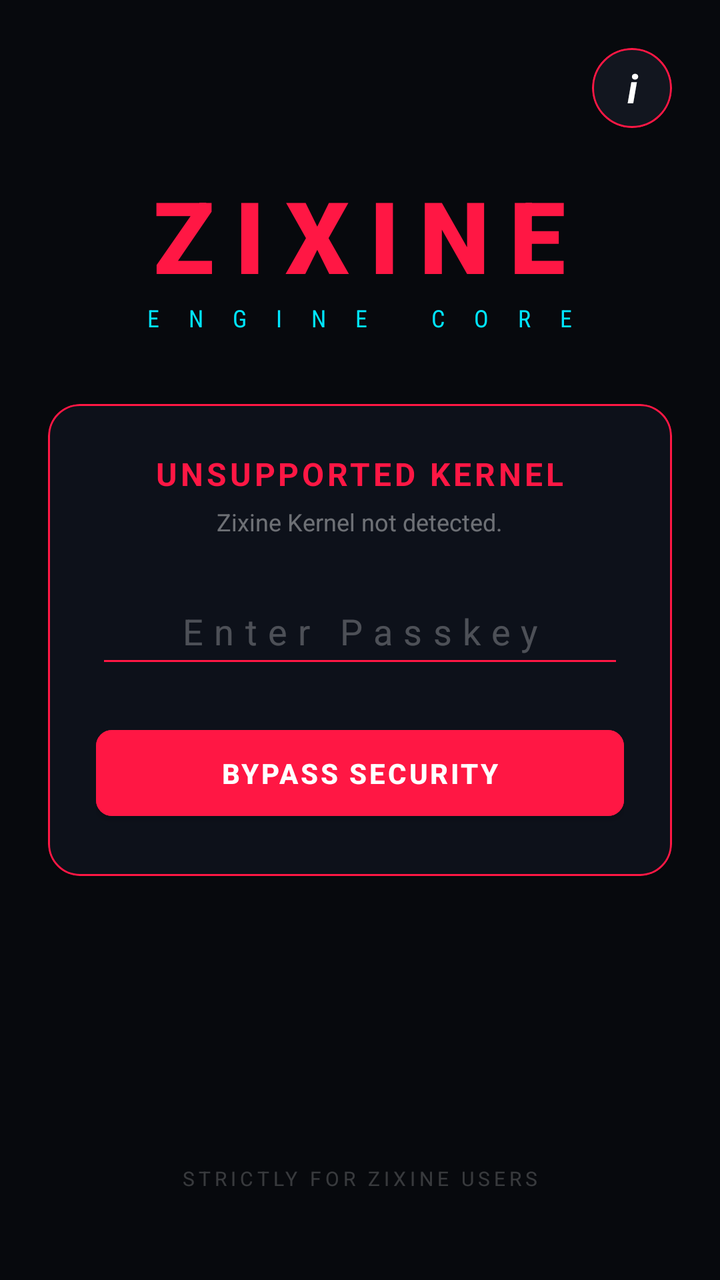
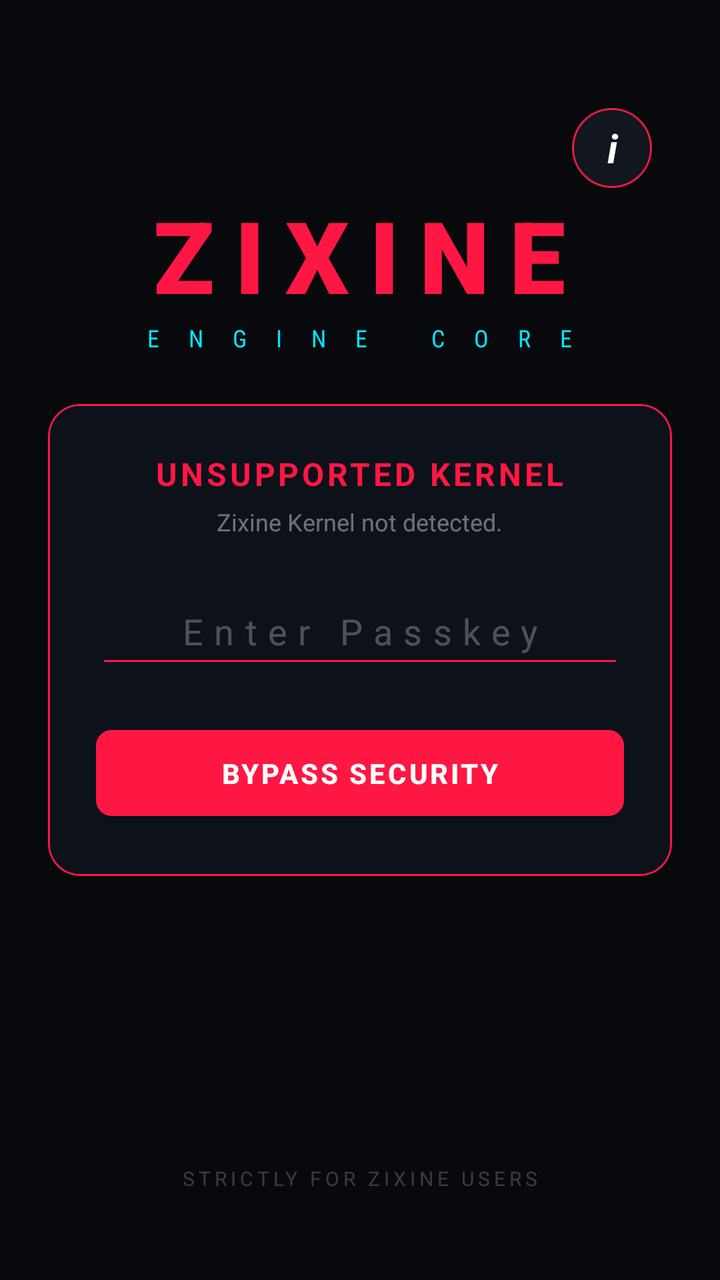

Two renders of the same Android screen: before a commit and after it. Below are the layout's source before the change and the commit's diff.
<!-- AndroidManifest.xml: application theme Theme.MaterialComponents.DayNight.NoActionBar -->
<!-- res/layout/activity_main.xml -->
<?xml version="1.0" encoding="utf-8"?>
<RelativeLayout xmlns:android="http://schemas.android.com/apk/res/android"
    xmlns:app="http://schemas.android.com/apk/res-auto"
    android:layout_width="match_parent"
    android:layout_height="match_parent"
    android:background="#07090D"
    android:padding="24dp">

    <com.google.android.material.card.MaterialCardView
        android:id="@+id/btn_info"
        android:layout_width="40dp"
        android:layout_height="40dp"
        android:layout_alignParentTop="true"
        android:layout_alignParentEnd="true"
        android:clickable="true"
        android:focusable="true"
        app:cardBackgroundColor="#12161F"
        app:cardCornerRadius="20dp"
        app:strokeColor="#FF1744"
        app:strokeWidth="1dp">
        <TextView
            android:layout_width="match_parent"
            android:layout_height="match_parent"
            android:text="i"
            android:textColor="#FFFFFF"
            android:textSize="20sp"
            android:textStyle="bold|italic"
            android:gravity="center"/>
    </com.google.android.material.card.MaterialCardView>

    <LinearLayout
        android:id="@+id/header"
        android:layout_width="wrap_content"
        android:layout_height="wrap_content"
        android:layout_centerHorizontal="true"
        android:layout_marginTop="60dp"
        android:gravity="center"
        android:orientation="vertical">
        <TextView
            android:layout_width="wrap_content"
            android:layout_height="wrap_content"
            android:text="ZIXINE"
            android:textColor="#FF1744"
            android:textSize="50sp"
            android:fontFamily="sans-serif-black"
            android:letterSpacing="0.2" />
        <TextView
            android:layout_width="wrap_content"
            android:layout_height="wrap_content"
            android:text="E N G I N E   C O R E"
            android:textColor="#00E5FF"
            android:textSize="12sp"
            android:letterSpacing="0.5"
            android:fontFamily="sans-serif-condensed" />
    </LinearLayout>

    <LinearLayout
        android:id="@+id/layout_verified"
        android:layout_width="match_parent"
        android:layout_height="wrap_content"
        android:layout_centerInParent="true"
        android:gravity="center"
        android:orientation="vertical"
        android:visibility="gone">
        <TextView
            android:layout_width="wrap_content"
            android:layout_height="wrap_content"
            android:text="SYSTEM VERIFIED"
            android:textColor="#00E5FF"
            android:textSize="20sp"
            android:textStyle="bold"
            android:letterSpacing="0.1"/>
        <TextView
            android:layout_width="wrap_content"
            android:layout_height="wrap_content"
            android:layout_marginTop="10dp"
            android:text="Close this app and use Quick Settings (Status Bar) to control Zixine Engine."
            android:textColor="#88FFFFFF"
            android:textSize="14sp"
            android:gravity="center"
            android:paddingHorizontal="30dp"/>
    </LinearLayout>

    <com.google.android.material.card.MaterialCardView
        android:id="@+id/layout_locked"
        android:layout_width="match_parent"
        android:layout_height="wrap_content"
        android:layout_centerInParent="true"
        app:cardBackgroundColor="#0D111A"
        app:cardCornerRadius="16dp"
        app:strokeColor="#FF1744"
        app:strokeWidth="1dp"
        android:elevation="10dp">
        <LinearLayout
            android:layout_width="match_parent"
            android:layout_height="wrap_content"
            android:orientation="vertical"
            android:padding="24dp"
            android:gravity="center">
            <TextView
                android:layout_width="wrap_content"
                android:layout_height="wrap_content"
                android:text="UNSUPPORTED KERNEL"
                android:textColor="#FF1744"
                android:textSize="16sp"
                android:textStyle="bold"
                android:letterSpacing="0.1"/>
            <TextView
                android:layout_width="wrap_content"
                android:layout_height="wrap_content"
                android:layout_marginTop="5dp"
                android:text="Zixine Kernel not detected."
                android:textColor="#66FFFFFF"
                android:textSize="12sp" />
            
            <EditText
                android:id="@+id/input_code"
                android:layout_width="match_parent"
                android:layout_height="50dp"
                android:layout_marginTop="20dp"
                android:hint="Enter Passkey"
                android:textColorHint="#44FFFFFF"
                android:textColor="#FFFFFF"
                android:inputType="numberPassword"
                android:gravity="center"
                android:backgroundTint="#FF1744"
                android:textSize="18sp"
                android:letterSpacing="0.3"/>
                
            <Button
                android:id="@+id/btn_unlock"
                android:layout_width="match_parent"
                android:layout_height="55dp"
                android:layout_marginTop="20dp"
                android:text="BYPASS SECURITY"
                android:textColor="#FFFFFF"
                android:textStyle="bold"
                android:backgroundTint="#FF1744"
                app:cornerRadius="8dp"/>
        </LinearLayout>
    </com.google.android.material.card.MaterialCardView>

    <TextView
        android:layout_width="match_parent"
        android:layout_height="wrap_content"
        android:layout_alignParentBottom="true"
        android:layout_marginBottom="20dp"
        android:text="STRICTLY FOR ZIXINE USERS"
        android:textColor="#33FFFFFF"
        android:textSize="10sp"
        android:gravity="center"
        android:letterSpacing="0.2"/>

</RelativeLayout>
<!-- resources referenced by this layout -->
<resources>

</resources>

<!-- the commit's change to res/layout/activity_main.xml (unified diff, before → after) -->
@@ -12,6 +12,8 @@
         android:layout_height="40dp"
         android:layout_alignParentTop="true"
         android:layout_alignParentEnd="true"
+        android:layout_marginTop="30dp"
+        android:layout_marginEnd="10dp"
         android:clickable="true"
         android:focusable="true"
         app:cardBackgroundColor="#12161F"
@@ -33,7 +35,7 @@
         android:layout_width="wrap_content"
         android:layout_height="wrap_content"
         android:layout_centerHorizontal="true"
-        android:layout_marginTop="60dp"
+        android:layout_marginTop="70dp"
         android:gravity="center"
         android:orientation="vertical">
         <TextView
